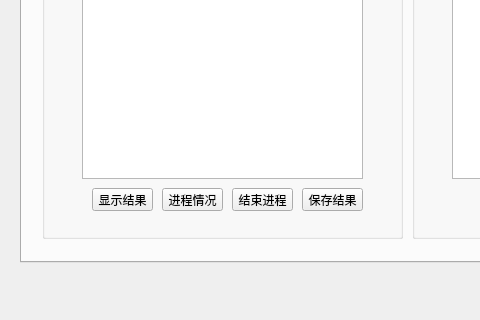
Athera0201/XPEControl, file mainwindow.ui: the form before one commit; both pictures show x 0 to 480 and y 308 to 628 of the 835 by 628 pixel window.
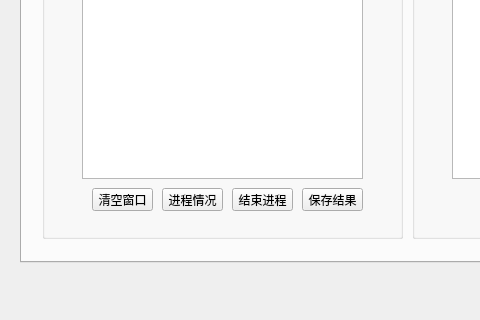
The form after the commit. The open tabs and pages were chosen to show the change.

Patch:
```diff
--- a/mainwindow.ui
+++ b/mainwindow.ui
@@ -1998,7 +1998,7 @@
         </rect>
        </property>
        <property name="text">
-        <string>显示结果</string>
+        <string>清空窗口</string>
        </property>
       </widget>
      </widget>
```
Left out of the diff: 4 changed lines with no effect on the pictures.
